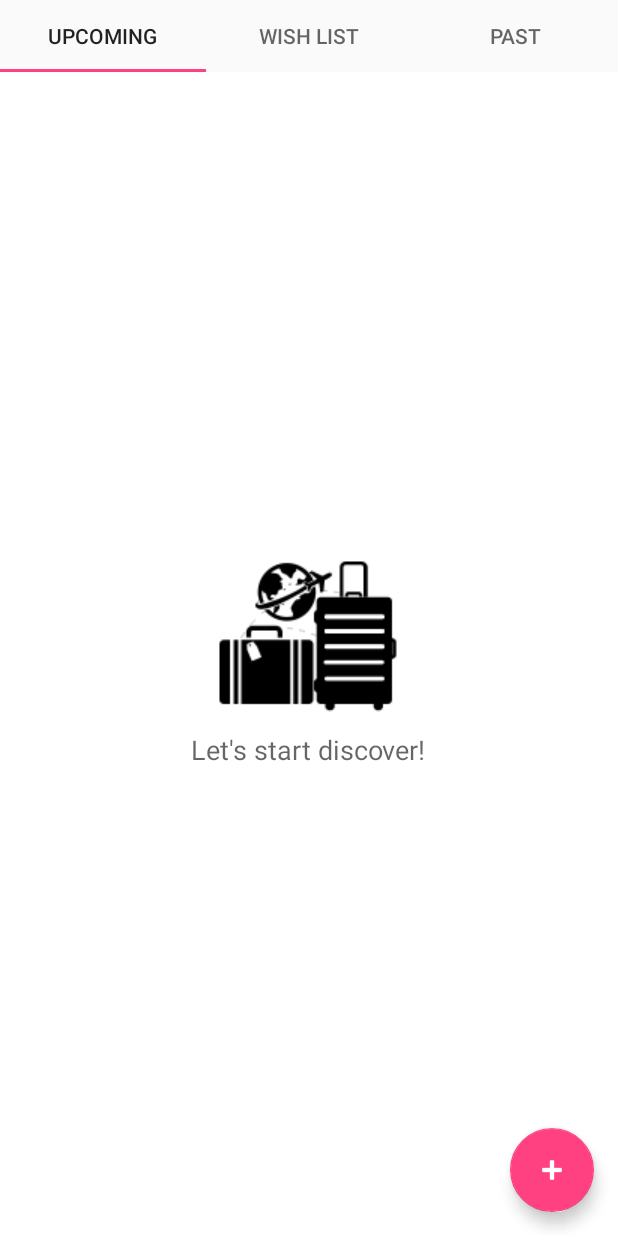
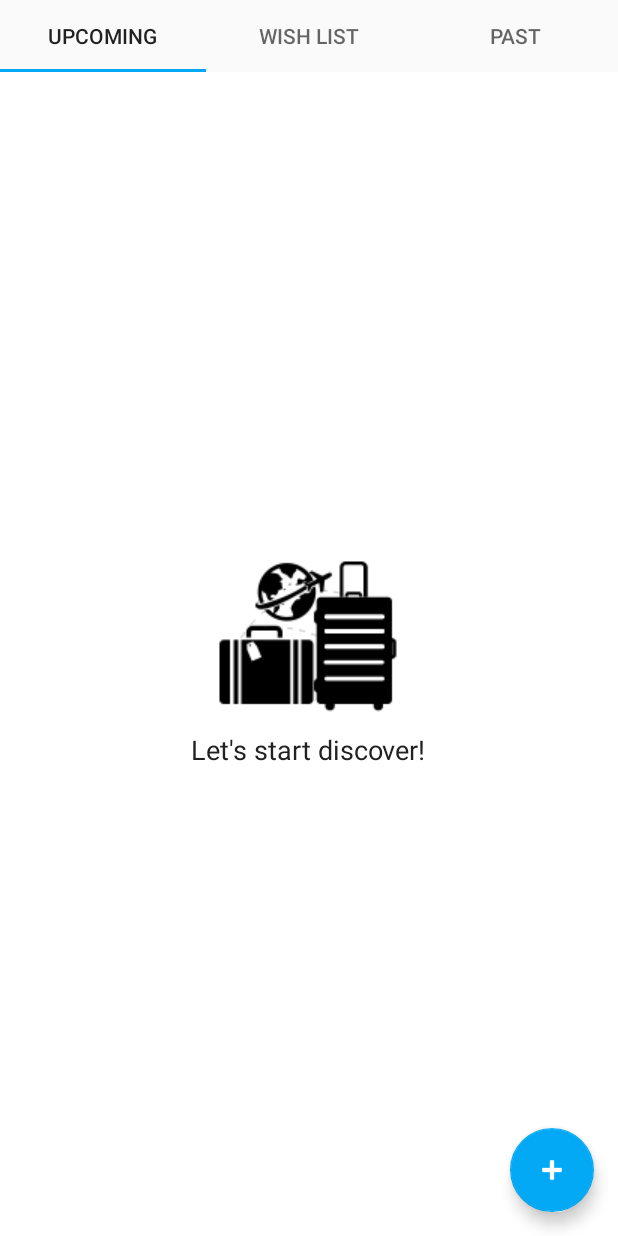
Before and after one commit to nastjashevchenko/Capstone-Project, an Android app: the screen it shows after launch (MainActivity), on a phone screen of 412 x 824 dp. Run offline under Robolectric (Android 15) with nearby library versions, the phone set to English and light mode, and no system bars; our stand-ins replace ButterKnife.

Commit message:
Feat: Change theme colors

```diff
--- a/DiscoveryTime/app/src/main/res/drawable/scrim_top.xml
+++ b/DiscoveryTime/app/src/main/res/drawable/scrim_top.xml
@@ -1,6 +1,6 @@
 <shape xmlns:android="http://schemas.android.com/apk/res/android">
     <gradient
         android:angle="90"
-        android:endColor="#AA000000"
-        android:startColor="#00000000"/>
+        android:endColor="@color/scrim_end"
+        android:startColor="@color/scrim_start"/>
 </shape>
--- a/DiscoveryTime/app/src/main/res/layout/activity_trip.xml
+++ b/DiscoveryTime/app/src/main/res/layout/activity_trip.xml
@@ -23,13 +23,13 @@
                 android:id="@+id/trip_image"
                 android:layout_width="match_parent"
                 android:layout_height="match_parent"
-                android:src="@drawable/test_image"
                 app:layout_collapseMode="parallax"
                 android:scaleType="centerCrop" />
 
             <View
                 android:layout_width="match_parent"
                 android:layout_height="50dp"
+                app:layout_collapseMode="pin"
                 android:background="@drawable/scrim_top"/>
 
             <View
--- a/DiscoveryTime/app/src/main/res/layout/item_day_header.xml
+++ b/DiscoveryTime/app/src/main/res/layout/item_day_header.xml
@@ -2,12 +2,12 @@
 <RelativeLayout xmlns:android="http://schemas.android.com/apk/res/android"
     android:layout_width="match_parent"
     android:layout_height="match_parent"
-    android:background="@color/colorPrimaryLight">
+    android:background="@color/primary_light">
 
     <View
         android:layout_width="match_parent"
         android:layout_height="2dp"
-        android:background="@color/colorPrimary"/>
+        android:background="@color/primary"/>
 
     <TextView
         android:id="@+id/title"
--- a/DiscoveryTime/app/src/main/res/values/colors.xml
+++ b/DiscoveryTime/app/src/main/res/values/colors.xml
@@ -1,9 +1,21 @@
 <?xml version="1.0" encoding="utf-8"?>
 <resources>
-    <color name="colorPrimary">#3F51B5</color>
-    <color name="colorPrimaryDark">#303F9F</color>
-    <color name="colorPrimaryLight">#dfe2f5</color>
-    <color name="colorAccent">#FF4081</color>
+    <color name="primary">#FF5722</color>
+    <color name="primary_dark">#E64A19</color>
+    <color name="primary_light">#FFCCBC</color>
+    <color name="accent">#03A9F4</color>
+
+    <color name="scrim_start">#10E64A19</color>
+    <color name="scrim_end">#DDE64A19</color>
+
+    <color name="primary_text">#212121</color>
+    <color name="secondary_text">#727272</color>
+    <color name="divider">#B6B6B6</color>
+    <color name="text_light">#FFFFFF</color>
+    <color name="text_subheader">#8FFF</color>
+
+    <color name="ripple">#FFFFFF</color>
+    <color name="photo_placeholder">#ccc</color>
 
     <color name="white">#FFFFFF</color>
 </resources>
--- a/DiscoveryTime/app/src/main/res/values/styles.xml
+++ b/DiscoveryTime/app/src/main/res/values/styles.xml
@@ -2,10 +2,10 @@
 
     <!-- Base application theme. -->
     <style name="AppTheme" parent="Theme.AppCompat.Light.NoActionBar">
-        <!-- Customize your theme here. -->
-        <item name="colorPrimary">@color/colorPrimary</item>
-        <item name="colorPrimaryDark">@color/colorPrimaryDark</item>
-        <item name="colorAccent">@color/colorAccent</item>
+        <item name="colorPrimaryDark">@color/primary_dark</item>
+        <item name="colorPrimary">@color/primary</item>
+        <item name="colorAccent">@color/accent</item>
+        <item name="android:textColor">@color/primary_text</item>
     </style>
 
     <style name="AppTheme.NoActionBar">
```
Also changed, not shown: DiscoveryTime/app/src/main/res/drawable/test_image.jpg (deleted).
